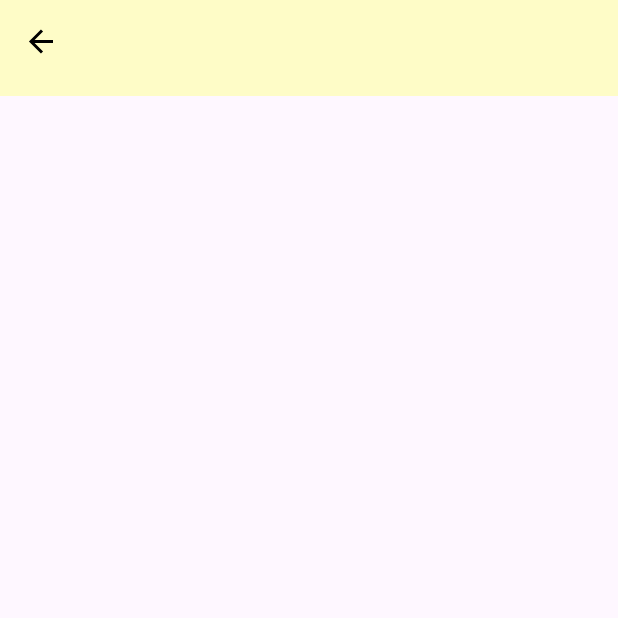
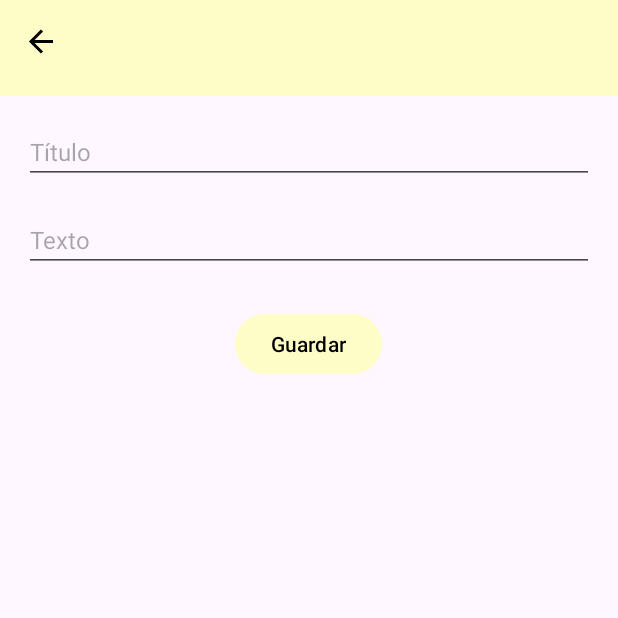
Before and after one commit to BertoSC/ProyectoCat, an Android app: the AddEntradaFragment screen opened through its navigation route, on a phone screen of 412 x 824 dp, the top half of it. Run offline under Robolectric (Android 15) with nearby library versions, the phone set to English and light mode, and no system bars; our stand-ins replace navigation-ui.

Commit message:
Funcionalidad basica diario y view model

```diff
--- a/app/src/main/java/com/example/proyecto_uf1/AddEntradaFragment.kt
+++ b/app/src/main/java/com/example/proyecto_uf1/AddEntradaFragment.kt
@@ -1,59 +1,45 @@
 package com.example.proyecto_uf1
-
 import android.os.Bundle
-import androidx.fragment.app.Fragment
 import android.view.LayoutInflater
 import android.view.View
 import android.view.ViewGroup
+import android.widget.Button
+import android.widget.EditText
+import androidx.fragment.app.Fragment
+import androidx.fragment.app.viewModels
+import androidx.lifecycle.ViewModelProvider
+import androidx.navigation.fragment.findNavController
 
-// TODO: Rename parameter arguments, choose names that match
-// the fragment initialization parameters, e.g. ARG_ITEM_NUMBER
-private const val ARG_PARAM1 = "param1"
-private const val ARG_PARAM2 = "param2"
+class AddEntradaFragment : Fragment() {
 
-/**
- * A simple [Fragment] subclass.
- * Use the [AddEntradaFragment.newInstance] factory method to
- * create an instance of this fragment.
- */
-class AddEntradaFragment : Fragment() {
-    // TODO: Rename and change types of parameters
-    private var param1: String? = null
-    private var param2: String? = null
-
-    override fun onCreate(savedInstanceState: Bundle?) {
-        super.onCreate(savedInstanceState)
-        arguments?.let {
-            param1 = it.getString(ARG_PARAM1)
-            param2 = it.getString(ARG_PARAM2)
-        }
-    }
+    val model: DiarioViewModel by viewModels(
+        ownerProducer = { this.requireActivity() }
+    )
 
     override fun onCreateView(
         inflater: LayoutInflater, container: ViewGroup?,
         savedInstanceState: Bundle?
     ): View? {
-        // Inflate the layout for this fragment
         return inflater.inflate(R.layout.fragment_add_entrada, container, false)
     }
 
-    companion object {
-        /**
-         * Use this factory method to create a new instance of
-         * this fragment using the provided parameters.
-         *
-         * @param param1 Parameter 1.
-         * @param param2 Parameter 2.
-         * @return A new instance of fragment AddEntradaFragment.
-         */
-        // TODO: Rename and change types and number of parameters
-        @JvmStatic
-        fun newInstance(param1: String, param2: String) =
-            AddEntradaFragment().apply {
-                arguments = Bundle().apply {
-                    putString(ARG_PARAM1, param1)
-                    putString(ARG_PARAM2, param2)
+    override fun onViewCreated(view: View, savedInstanceState: Bundle?) {
+       super.onViewCreated(view, savedInstanceState)
+
+       val etTitulo: EditText = view.findViewById(R.id.et_titulo)
+       val etTexto: EditText = view.findViewById(R.id.et_texto)
+       val btnGuardar: Button = view.findViewById(R.id.btn_guardar)
+
+            btnGuardar.setOnClickListener {
+                val titulo = etTitulo.text.toString()
+                val texto = etTexto.text.toString()
+
+                if (titulo.isNotEmpty() && texto.isNotEmpty()) {
+                    val nuevaEntrada = DiarioEntry(titulo, texto)
+                   model.agregarEntrada(nuevaEntrada)
+                    findNavController().popBackStack()
+                // se elimina el frag actual de la pila y regresa al anterior
                 }
             }
-    }
+        }
 }
--- /dev/null
+++ b/app/src/main/java/com/example/proyecto_uf1/DiarioEntry.kt
@@ -0,0 +1,5 @@
+package com.example.proyecto_uf1
+
+// molde clase "pollo" para los datos básicos del diario (pendiente de añadir más)
+
+data class DiarioEntry (val titulo: String, val texto: String)
--- a/app/src/main/java/com/example/proyecto_uf1/MainActivity.kt
+++ b/app/src/main/java/com/example/proyecto_uf1/MainActivity.kt
@@ -26,19 +26,24 @@ class MainActivity : AppCompatActivity() {
         super.onCreate(savedInstanceState)
         enableEdgeToEdge()
         setContentView(R.layout.activity_main)
+
+
+
         ViewCompat.setOnApplyWindowInsetsListener(findViewById(R.id.main)) { v, insets ->
             val systemBars = insets.getInsets(WindowInsetsCompat.Type.systemBars())
             v.setPadding(systemBars.left, systemBars.top, systemBars.right, systemBars.bottom)
             insets
         }
 
-        // Configurar barra de herramientas
+        // Configurar barra de herramientas. Se crea variable y se recupera la toolbar
         val toolbar = findViewById<MaterialToolbar>(R.id.toolbar)
+        // se indica que es la que será por defecto
+        setSupportActionBar(toolbar)
+        // ahora se recupera el drawer que será el side menu
+        val drawerLayout = findViewById<DrawerLayout>(R.id.drawer_layout)
+        //se recupera el host de navegacion
+        val navHostFragment = supportFragmentManager.findFragmentById(R.id.container_fragment) as NavHostFragment
 
-        setSupportActionBar(toolbar)
-
-        val drawerLayout = findViewById<DrawerLayout>(R.id.drawer_layout)
-        val navHostFragment = supportFragmentManager.findFragmentById(R.id.container_fragment) as NavHostFragment
         val navController = navHostFragment.navController
 
         // Configurar AppBarConfiguration con DrawerLayout
--- a/app/src/main/res/layout/fragment_add_entrada.xml
+++ b/app/src/main/res/layout/fragment_add_entrada.xml
@@ -1,8 +1,30 @@
 <?xml version="1.0" encoding="utf-8"?>
-<FrameLayout xmlns:android="http://schemas.android.com/apk/res/android"
-    xmlns:tools="http://schemas.android.com/tools"
+<LinearLayout xmlns:android="http://schemas.android.com/apk/res/android"
     android:layout_width="match_parent"
     android:layout_height="match_parent"
-    tools:context=".AddEntradaFragment">
+    android:orientation="vertical"
+    android:padding="16dp">
 
-</FrameLayout>
+    <EditText
+        android:id="@+id/et_titulo"
+        android:layout_width="match_parent"
+        android:layout_height="wrap_content"
+        android:hint="Título"
+        android:textSize="16sp" />
+
+    <EditText
+        android:id="@+id/et_texto"
+        android:layout_width="match_parent"
+        android:layout_height="wrap_content"
+        android:hint="Texto"
+        android:textSize="16sp"
+        android:layout_marginTop="16dp" />
+
+    <Button
+        android:id="@+id/btn_guardar"
+        android:layout_width="wrap_content"
+        android:layout_height="wrap_content"
+        android:text="Guardar"
+        android:layout_gravity="center"
+        android:layout_marginTop="24dp" />
+</LinearLayout>
```
Also changed, not shown: app/src/main/java/com/example/proyecto_uf1/DiarioAdapter.kt (added, +60 -0 lines), app/src/main/java/com/example/proyecto_uf1/DiarioFragment.kt (+45 -40 lines), app/src/main/java/com/example/proyecto_uf1/DiarioViewModel.kt (added, +18 -0 lines), app/src/main/res/layout/fragment_diario.xml (+5 -3 lines), app/src/main/res/layout/item_diario.xml (added, +31 -0 lines).
